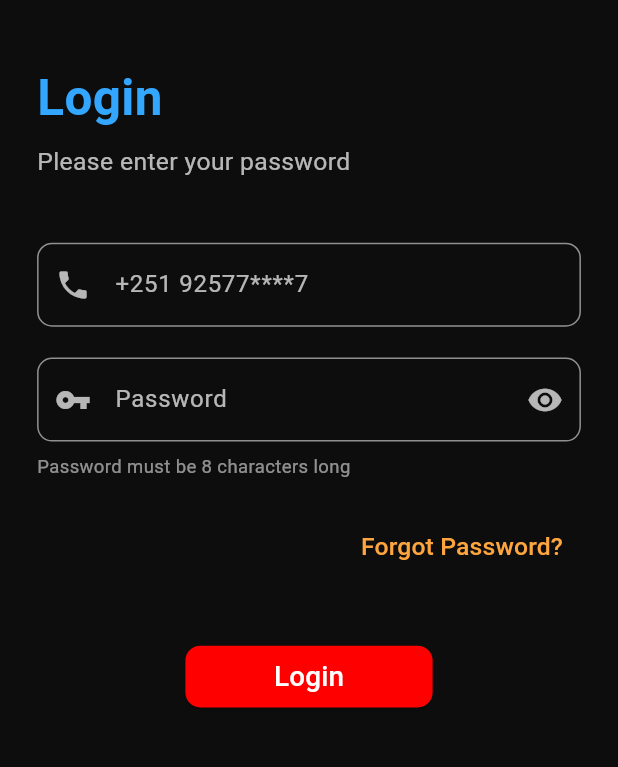
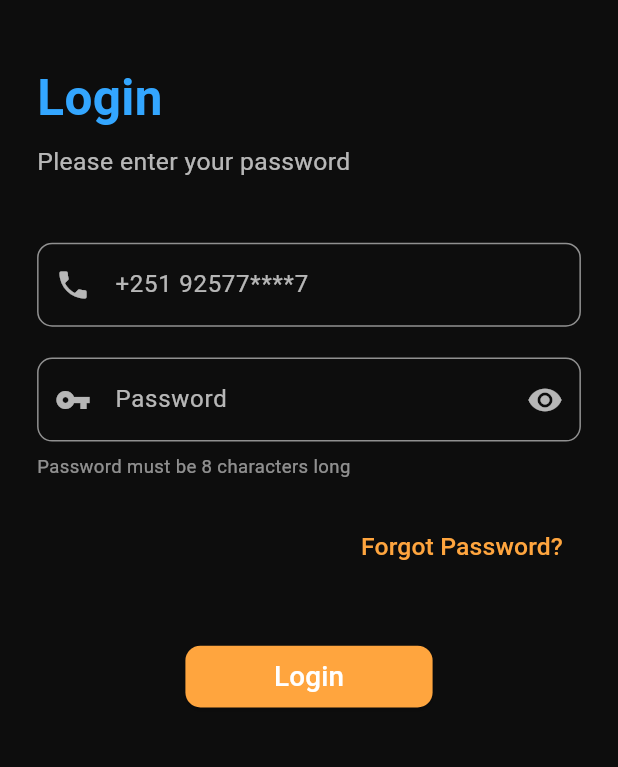
Before and after one commit to davemg357/michuapp12, a Flutter app: the screen it shows after launch, on a phone screen of 412 x 824 dp, the part 111-878 px from its top. Run offline on Flutter 3.47's test engine with Material 3 defaults, Android fonts, the phone set to English and light mode, and no system bars; our stand-ins replace shimmer.

Commit message:
color change 3

```diff
--- a/lib/login.dart
+++ b/lib/login.dart
@@ -191,7 +191,7 @@ class _LoginPageState extends State<LoginPage> {
                           }
                         },
                         style: ElevatedButton.styleFrom(
-                          backgroundColor: const Color.fromARGB(255, 255, 0, 0),
+                          backgroundColor: const Color(0xFFFFA53E),
                           shape: RoundedRectangleBorder(
                             borderRadius: BorderRadius.circular(10),
                           ),
```
